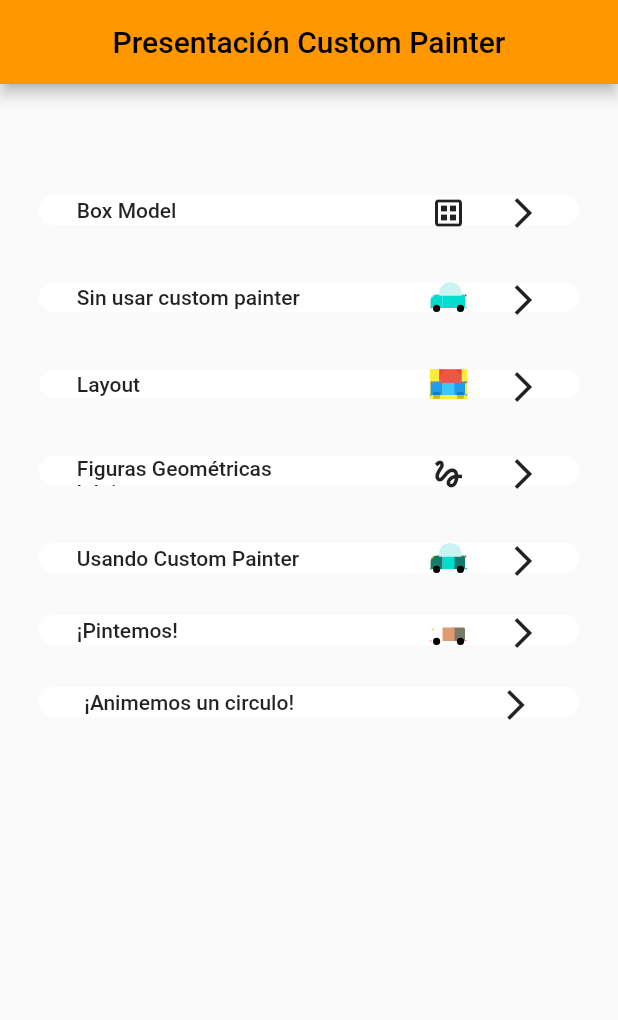
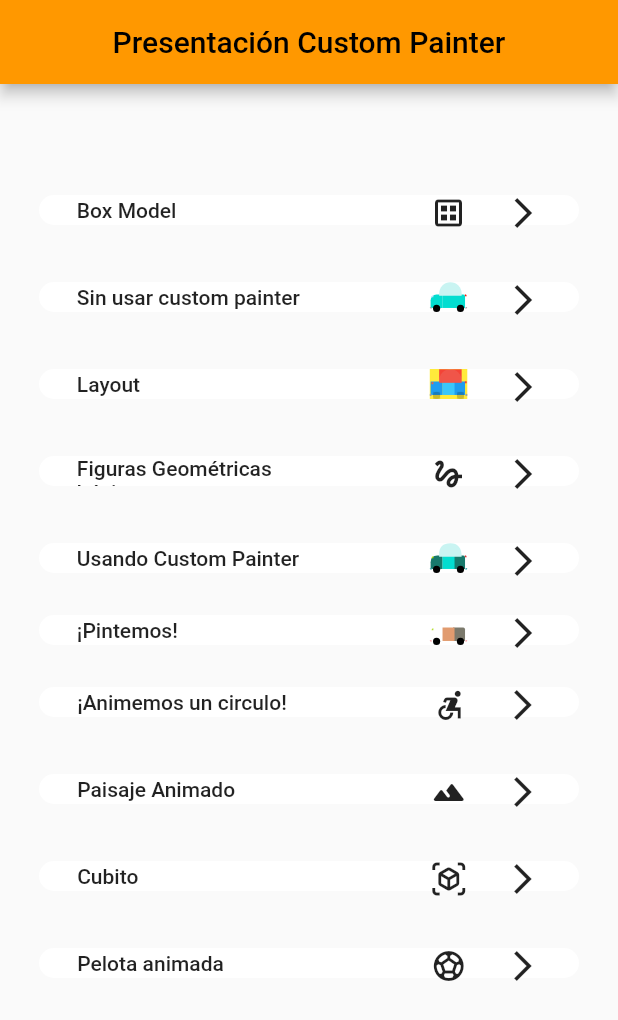
Before and after one commit to somosaleteo/aleteo_car, a Flutter app: the screen it shows after launch, on a phone screen of 412 x 824 dp. Shown: the top 1020 px of the screen. Run offline on Flutter 3.47's test engine with Material 2 defaults, Android fonts, the phone set to English and light mode, and no system bars.

Commit message:
Merge with Albert's branch

```diff
--- a/lib/ui/pages/my_home_page.dart
+++ b/lib/ui/pages/my_home_page.dart
@@ -97,16 +97,34 @@ class MyHomePage extends StatelessWidget {
                     showLayoutColors: false,
                   ),
                 ),
-                 MyNavigatorButtonWidget(
+                MyNavigatorButtonWidget(
                   page: const SinAnimationPage(),
                   size: size,
                   label: "¡Animemos un circulo!",
-                  child: Container(
-                    decoration: BoxDecoration(
-                      color: Colors.purpleAccent,
-                      borderRadius: BorderRadius.circular(50.0),
-                    ),
-                  ),
+                  child: const SizedBox(
+                      child: Icon(Icons.accessible_forward_sharp)),
+                ),
+                const _SeparatorWidget(),
+                MyNavigatorButtonWidget(
+                  page: const LandScapeAnimationPage(),
+                  size: size,
+                  label: "Paisaje Animado",
+                  child: const SizedBox(child: Icon(Icons.landscape_rounded)),
+                ),
+                const _SeparatorWidget(),
+                MyNavigatorButtonWidget(
+                  page: const AnimatedCubePage(),
+                  size: size,
+                  label: "Cubito",
+                  child: const SizedBox(child: Icon(Icons.view_in_ar_outlined)),
+                ),
+                const _SeparatorWidget(),
+                MyNavigatorButtonWidget(
+                  page: const AnimatedBallPage(),
+                  size: size,
+                  label: "Pelota animada",
+                  child:
+                      const SizedBox(child: Icon(Icons.sports_soccer_outlined)),
                 ),
               ],
             ),
```
